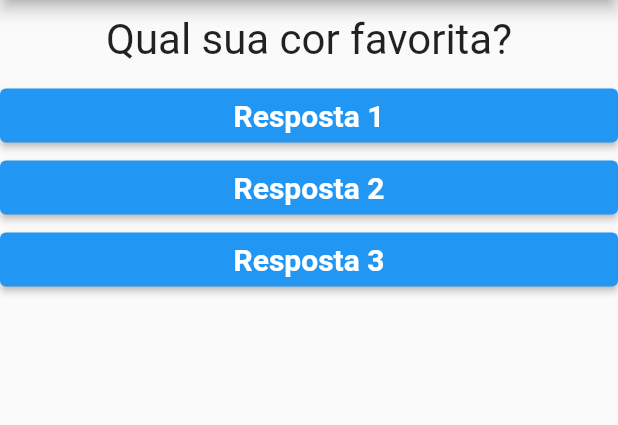
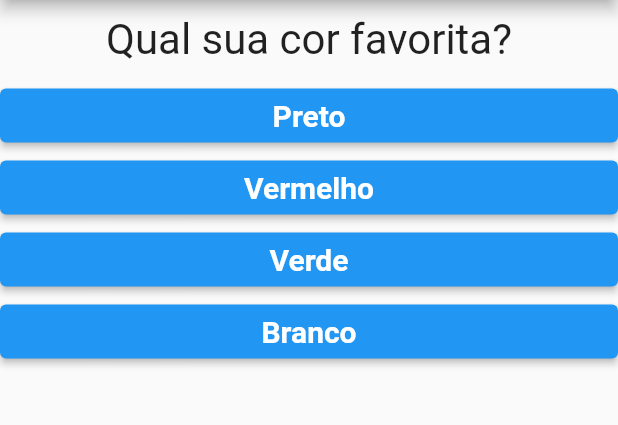
Before and after one commit to MatheusDCasanova/app_perguntas_flutter, a Flutter app: the screen it shows after launch, on a phone screen of 412 x 824 dp, the part 84-509 px from its top. Run offline on Flutter 3.47's test engine with Material 2 defaults, Android fonts, the phone set to English and light mode, and no system bars.

Commit message:
answers are added dynamically

```diff
--- a/lib/main.dart
+++ b/lib/main.dart
@@ -10,14 +10,13 @@ class _PerguntaAppState extends State<PerguntaApp> {
   var _perguntaSelecionada = 0;
 
   void _responder() {
-    if (_perguntaSelecionada < 1) {
-      setState(() => _perguntaSelecionada++);
-    }
+    setState(() => _perguntaSelecionada++);
   }
 
   @override
   Widget build(BuildContext context) {
-    final List<Map<String, Object>> perguntas = [
+
+    final perguntas = [
       {
         'texto': 'Qual sua cor favorita?',
         'respostas': ['Preto', 'Vermelho', 'Verde', 'Branco']
@@ -31,6 +30,9 @@ class _PerguntaAppState extends State<PerguntaApp> {
         'respostas': ['Maria', 'Joao', 'Leo', 'Pedro'],
       }
     ];
+
+    List<String> respostas = perguntas[_perguntaSelecionada].cast()['respostas'];
+
     return MaterialApp(
       home: Scaffold(
         appBar: AppBar(
@@ -39,9 +41,7 @@ class _PerguntaAppState extends State<PerguntaApp> {
         body: Column(
           children: [
             Questao(perguntas[_perguntaSelecionada]['texto'].toString()),
-            Resposta("Resposta 1", _responder),
-            Resposta("Resposta 2", _responder),
-            Resposta("Resposta 3", _responder)
+            ...respostas.map((t) => Resposta(t, _responder)).toList(),
           ],
         ),
       ),
```
Also changed, not shown: pubspec.lock.
